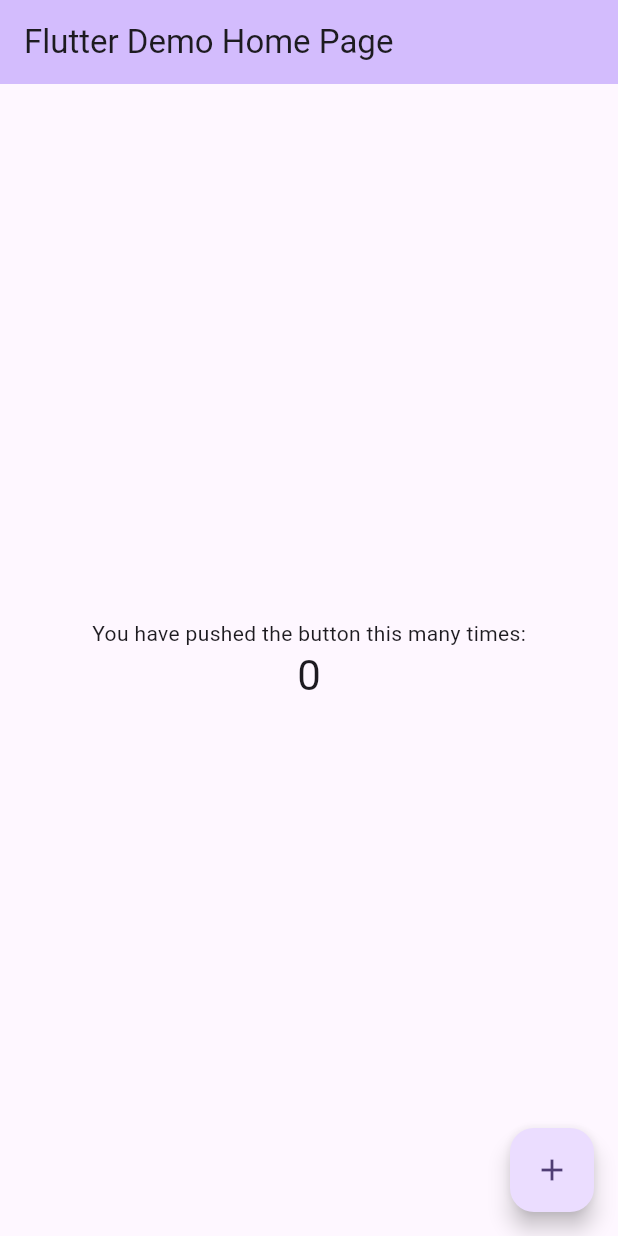
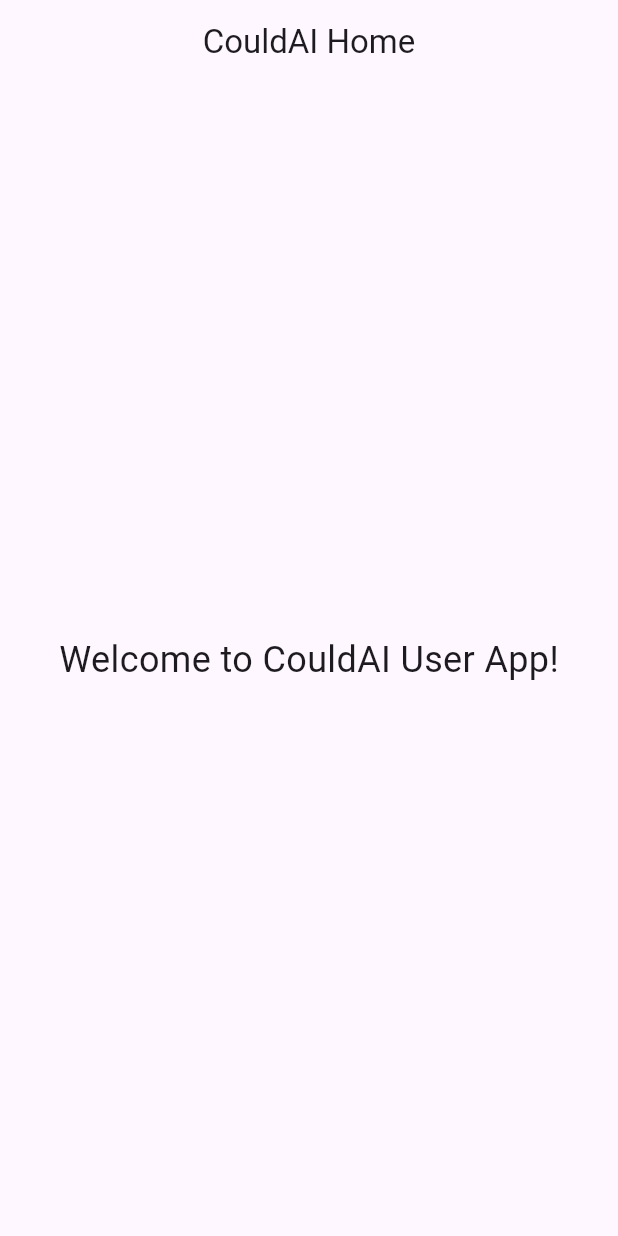
Before and after one commit to could-ai/019a5336-8516-7deb-9ef1-3e34e7798beb, a Flutter app: the screen it shows after launch, on a phone screen of 412 x 824 dp. Run offline on Flutter 3.47's test engine with Material 3 defaults, Android fonts, the phone set to English and light mode, and no system bars.

Commit message:
Replaced the default template in lib/main.dart with a clean app entry point `CouldAIApp`. Set up `MaterialApp` with debug banner disabled, a consistent theme using Material 3, and routing safety by defining `'/'` as the initial route. Imported a new `HomeScreen` to serve as the landing page, enabling a clear project starting point.; Created a new screen file `lib/screens/home_screen.dart` containing a `HomeScreen` widget. This widget builds a Scaffold with an AppBar and centered welcome text. This provides a basic home page for the application.

```diff
--- a/usr/lib/main.dart
+++ b/usr/lib/main.dart
@@ -1,120 +1,26 @@
 import 'package:flutter/material.dart';
+import 'screens/home_screen.dart';
 
 void main() {
-  runApp(const MyApp());
+  runApp(const CouldAIApp());
 }
 
-class MyApp extends StatelessWidget {
-  const MyApp({super.key});
+class CouldAIApp extends StatelessWidget {
+  const CouldAIApp({Key? key}) : super(key: key);
 
-  // This widget is the root of your application.
   @override
   Widget build(BuildContext context) {
     return MaterialApp(
-      title: 'Flutter Demo',
+      title: 'CouldAI User App',
       debugShowCheckedModeBanner: false,
       theme: ThemeData(
-        // This is the theme of your application.
-        //
-        // TRY THIS: Try running your application with "flutter run". You'll see
-        // the application has a purple toolbar. Then, without quitting the app,
-        // try changing the seedColor in the colorScheme below to Colors.green
-        // and then invoke "hot reload" (save your changes or press the "hot
-        // reload" button in a Flutter-supported IDE, or press "r" if you used
-        // the command line to start the app).
-        //
-        // Notice that the counter didn't reset back to zero; the application
-        // state is not lost during the reload. To reset the state, use hot
-        // restart instead.
-        //
-        // This works for code too, not just values: Most code changes can be
-        // tested with just a hot reload.
         colorScheme: ColorScheme.fromSeed(seedColor: Colors.deepPurple),
+        useMaterial3: true,
       ),
-      home: const MyHomePage(title: 'Flutter Demo Home Page'),
+      initialRoute: '/',
+      routes: {
+        '/': (context) => const HomeScreen(),
+      },
     );
   }
 }
-
-class MyHomePage extends StatefulWidget {
-  const MyHomePage({super.key, required this.title});
-
-  // This widget is the home page of your application. It is stateful, meaning
-  // that it has a State object (defined below) that contains fields that affect
-  // how it looks.
-
-  // This class is the configuration for the state. It holds the values (in this
-  // case the title) provided by the parent (in this case the App widget) and
-  // used by the build method of the State. Fields in a Widget subclass are
-  // always marked "final".
-
-  final String title;
-
-  @override
-  State<MyHomePage> createState() => _MyHomePageState();
-}
-
-class _MyHomePageState extends State<MyHomePage> {
-  int _counter = 0;
-
-  void _incrementCounter() {
-    setState(() {
-      // This call to setState tells the Flutter framework that something has
-      // changed in this State, which causes it to rerun the build method below
-      // so that the display can reflect the updated values. If we changed
-      // _counter without calling setState(), then the build method would not be
-      // called again, and so nothing would appear to happen.
-      _counter++;
-    });
-  }
-
-  @override
-  Widget build(BuildContext context) {
-    // This method is rerun every time setState is called, for instance as done
-    // by the _incrementCounter method above.
-    //
-    // The Flutter framework has been optimized to make rerunning build methods
-    // fast, so that you can just rebuild anything that needs updating rather
-    // than having to individually change instances of widgets.
-    return Scaffold(
-      appBar: AppBar(
-        // TRY THIS: Try changing the color here to a specific color (to
-        // Colors.amber, perhaps?) and trigger a hot reload to see the AppBar
-        // change color while the other colors stay the same.
-        backgroundColor: Theme.of(context).colorScheme.inversePrimary,
-        // Here we take the value from the MyHomePage object that was created by
-        // the App.build method, and use it to set our appbar title.
-        title: Text(widget.title),
-      ),
-      body: Center(
-        // Center is a layout widget. It takes a single child and positions it
-        // in the middle of the parent.
-        child: Column(
-          // Column is also a layout widget. It takes a list of children and
-          // arranges them vertically. By default, it sizes itself to fit its
-          // children horizontally, and tries to be as tall as its parent.
-          //
-          // Column has various properties to control how it sizes itself and
-          // how it positions its children. Here we use mainAxisAlignment to
-          // center the children vertically; the main axis here is the vertical
-          // axis because Columns are vertical (the cross axis would be
-          // horizontal).
-          //
-          // TRY THIS: Invoke "debug painting" (choose the "Toggle Debug Paint"
-          // action in the IDE, or press "p" in the console), to see the
-          // wireframe for each widget.
-          mainAxisAlignment: MainAxisAlignment.center,
-          children: <Widget>[
-            const Text('You have pushed the button this many times:'),
-            Text('$_counter', style: Theme.of(context).textTheme.headlineMedium),
-          ],
-        ),
-      ),
-      floatingActionButton: FloatingActionButton(
-        onPressed: _incrementCounter,
-        tooltip: 'Increment',
-        child: const Icon(Icons.add),
-      ), // This trailing comma makes auto-formatting nicer for build methods.
-    );
-  }
-}
--- /dev/null
+++ b/usr/lib/screens/home_screen.dart
@@ -0,0 +1,21 @@
+import 'package:flutter/material.dart';
+
+class HomeScreen extends StatelessWidget {
+  const HomeScreen({Key? key}) : super(key: key);
+
+  @override
+  Widget build(BuildContext context) {
+    return Scaffold(
+      appBar: AppBar(
+        title: const Text('CouldAI Home'),
+        centerTitle: true,
+      ),
+      body: const Center(
+        child: Text(
+          'Welcome to CouldAI User App!',
+          style: TextStyle(fontSize: 24),
+        ),
+      ),
+    );
+  }
+}
```
